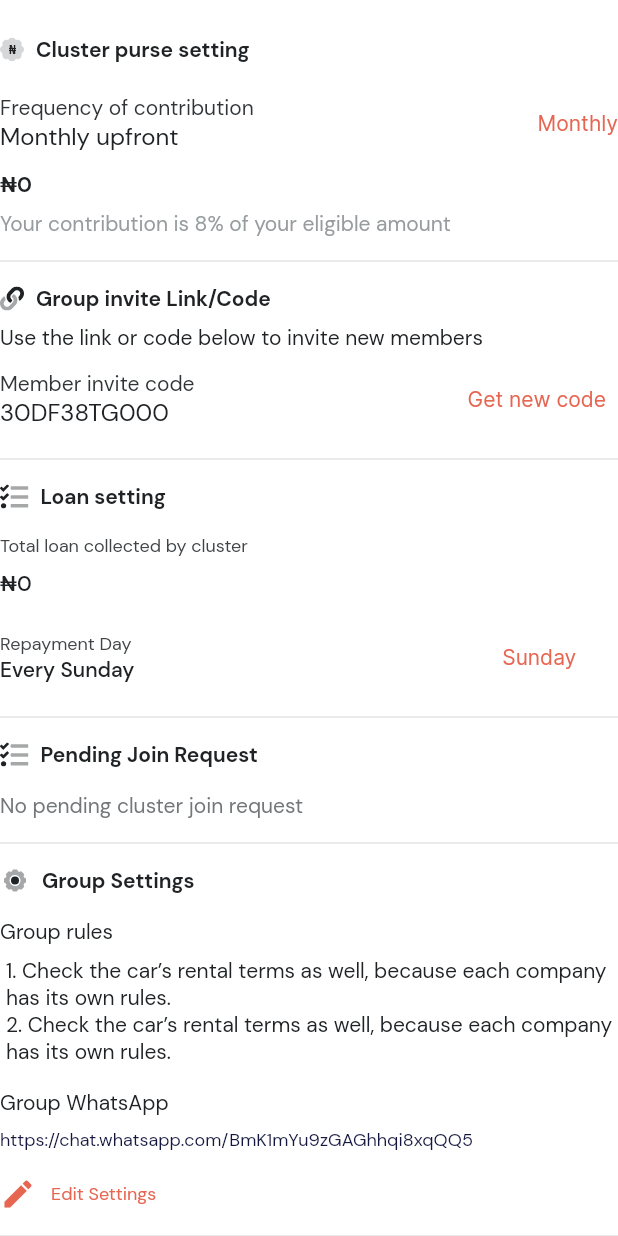
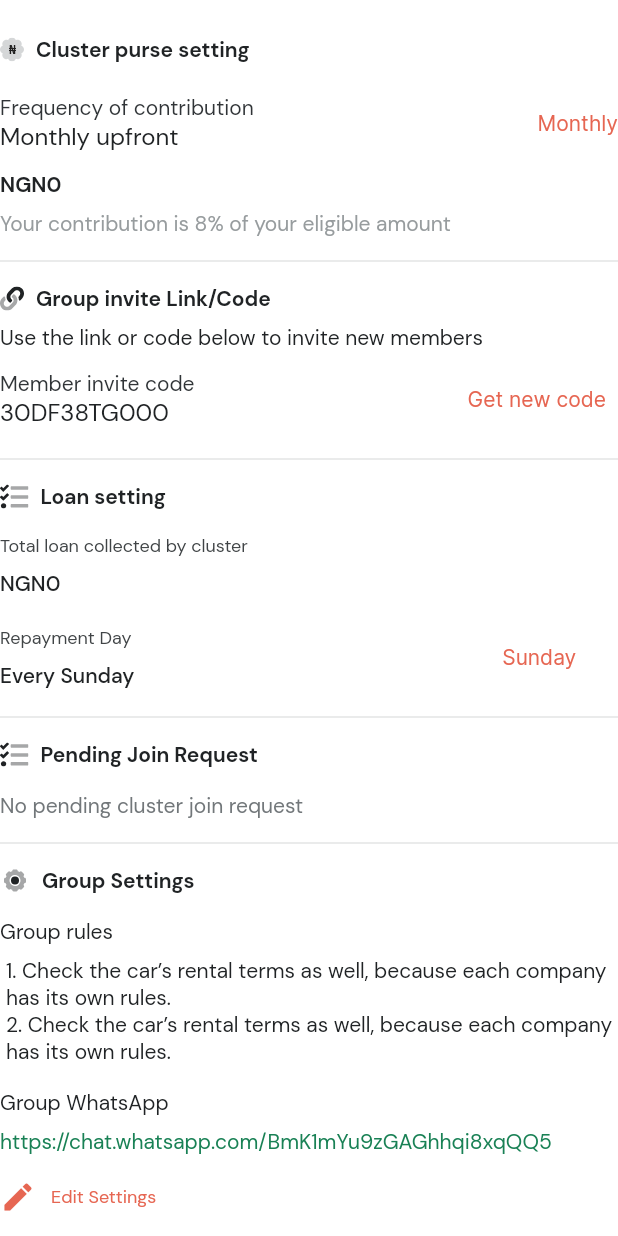
Before and after one commit to Youngtard/moni-flutter-test, a Flutter app: the ClusterDetailsTab widget shown alone on an empty page, opened directly with empty values, on a phone screen of 412 x 824 dp. Run offline on Flutter 3.47's test engine with Material 2 defaults, Android fonts, the phone set to English and light mode, and no system bars; our stand-ins replace flutter_svg; network calls fail.

```diff
--- a/lib/modules/cluster/widgets/cluster_details_tab.dart
+++ b/lib/modules/cluster/widgets/cluster_details_tab.dart
@@ -1,5 +1,6 @@
 import 'package:flutter/material.dart';
 import 'package:flutter_svg/flutter_svg.dart';
+import 'package:intl/intl.dart';
 import 'package:moni_flutter_test/modules/cluster/models/cluster.dart';
 import 'package:moni_flutter_test/utils/utils.dart';
 
@@ -35,6 +36,15 @@ class _ClusterDetailsTabState extends State<ClusterDetailsTab> {
     "Saturday",
   ];
 
+  // late Locale locale;
+  // late NumberFormat format;
+
+  @override
+  void initState() {
+    // locale = Localizations.localeOf(context);
+    // format = NumberFormat.simpleCurrency(locale: locale.toString()).currencySymbol;
+    super.initState();
+  }
 
   @override
   Widget build(BuildContext context) {
@@ -119,7 +129,7 @@ class _ClusterDetailsTabState extends State<ClusterDetailsTab> {
               height: 8,
             ),
             Text(
-              "${nairaSymbol.currencySymbol}${currencyFormat.format(widget.cluster.clusterPurseBalance)}",
+              "${nairaSymbol.currencyName}${currencyFormat.format(widget.cluster.clusterPurseBalance)}",
               style: Theme.of(context)
                   .textTheme
                   .headline5!
@@ -239,7 +249,9 @@ class _ClusterDetailsTabState extends State<ClusterDetailsTab> {
               height: 8,
             ),
             Text(
-              "${nairaSymbol.currencySymbol}${currencyFormat.format(widget.cluster.clusterPurseBalance)}",
+              ///Naira symbol not rendering
+              /// "\u{20A6}" "${nairaSymbol.currencySymbol}"
+              "${nairaSymbol.currencyName}${currencyFormat.format(widget.cluster.clusterPurseBalance)}",
               style: Theme.of(context).textTheme.headline5!.copyWith(
                 color: const Color(0xff202325),
                 fontWeight: FontWeight.w500,
@@ -261,7 +273,7 @@ class _ClusterDetailsTabState extends State<ClusterDetailsTab> {
                       ),
                     ),
                     const SizedBox(
-                      width: 16,
+                      height: 8,
                     ),
                     Text(
                       "Every $_repaymentDay",
@@ -285,7 +297,8 @@ class _ClusterDetailsTabState extends State<ClusterDetailsTab> {
                           style: const TextStyle(
                               fontFamily: "Inter",
                               color: Color(0xffE66652),
-                              fontSize: 14),
+                              fontSize: 14,),
+                          textAlign: TextAlign.right,
                         ),
                       ),
                     )
@@ -382,7 +395,7 @@ class _ClusterDetailsTabState extends State<ClusterDetailsTab> {
             const SizedBox(
               height: 8,
             ),
-            const Text("https://chat.whatsapp.com/BmK1mYu9zGAGhhqi8xqQQ5"),
+            InkWell(child: Text("https://chat.whatsapp.com/BmK1mYu9zGAGhhqi8xqQQ5", style: Theme.of(context).textTheme.bodyText1!.copyWith(color: const Color(0xff198155)),)),
             const SizedBox(
               height: 16,
             ),
@@ -437,7 +450,7 @@ class _ClusterDetailsTabState extends State<ClusterDetailsTab> {
               height: 8,
             ),
             Text(
-              "${nairaSymbol.currencySymbol}${currencyFormat.format(widget.cluster.clusterPurseBalance)}",
+              "${nairaSymbol.currencyName}${currencyFormat.format(widget.cluster.clusterPurseBalance)}",
               style: Theme.of(context)
                   .textTheme
                   .headline5!
@@ -459,7 +472,7 @@ class _ClusterDetailsTabState extends State<ClusterDetailsTab> {
               mainAxisAlignment: MainAxisAlignment.spaceBetween,
               children: [
                 Text(
-                  "${nairaSymbol.currencySymbol}${currencyFormat.format(widget.cluster.clusterPurseBalance)}",
+                  "${nairaSymbol.currencyName}${currencyFormat.format(widget.cluster.clusterPurseBalance)}",
                   style: Theme.of(context)
                       .textTheme
                       .headline5!
```
Also changed, not shown: lib/modules/cluster/screens/my_cluster.dart (+2 -11 lines), lib/modules/cluster/widgets/members_tab.dart (+22 -46 lines), lib/modules/dashboard/dashboard.dart (+15 -5 lines), 1 other file.
